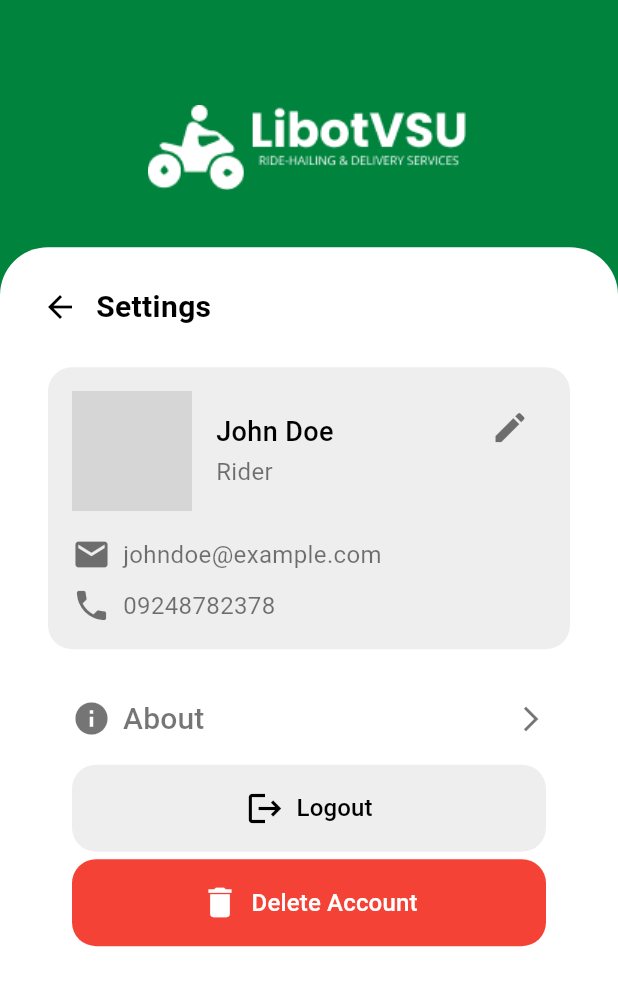
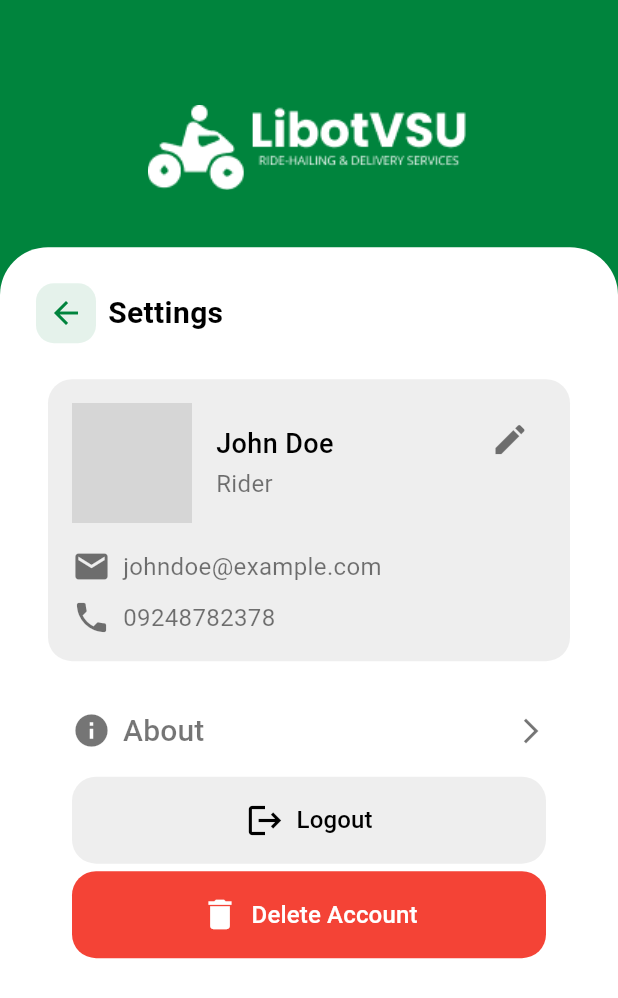
Before and after one commit to TristanCavite/libot_vsu1, a Flutter app: the SettingScreen screen opened directly, on a phone screen of 412 x 824 dp. Shown: the top 998 px of the screen. Run offline on Flutter 3.47's test engine with Material 3 defaults, Android fonts, the phone set to English and light mode, and no system bars; our stand-ins replace cloud_firestore, firebase_auth, firebase_core, flutter_typeahead, image_picker, supabase_flutter; accounts and stored records are empty; generated files the repository leaves out were written again; network calls fail; grey boxes are pictures that could not be loaded.

Commit message:
Settings UI and routing to settings from dashboard

```diff
--- a/lib/screens/setting.dart
+++ b/lib/screens/setting.dart
@@ -52,7 +52,18 @@ class SettingScreen extends StatelessWidget {
         IconButton(
           onPressed:
               () => Navigator.pop(context), // Go back to the previous screen
-          icon: const Icon(Icons.arrow_back, color: Colors.black, size: 24),
+          icon: Container(
+            padding: const EdgeInsets.all(8),
+            decoration: BoxDecoration(
+              color: Color(0x1A00843D),
+              borderRadius: BorderRadius.circular(12),
+            ),
+            child: const Icon(
+              Icons.arrow_back,
+              color: Color(0xFF00843D),
+              size: 24,
+            ),
+          ),
         ),
         const Text(
           'Settings',
```
Also changed, not shown: lib/screens/Client_Dashboard/client_dashboard_screen.dart (+9 -1 lines), lib/screens/Rider_Dashboard/rider_dashboard_screen.dart (+9 -1 lines).
